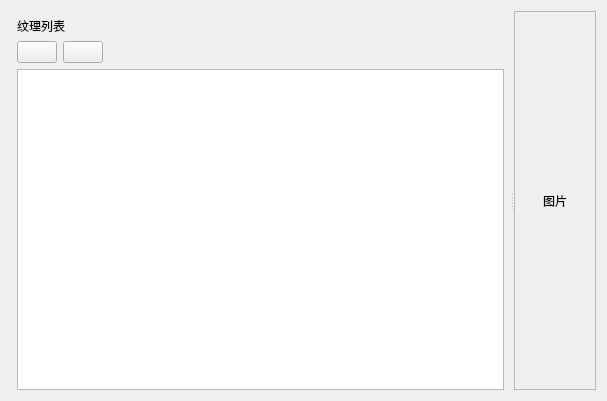
Old version of the form app/win/texture/TextureBase.ui in the repository Arkueid/unlimited-sign-works.
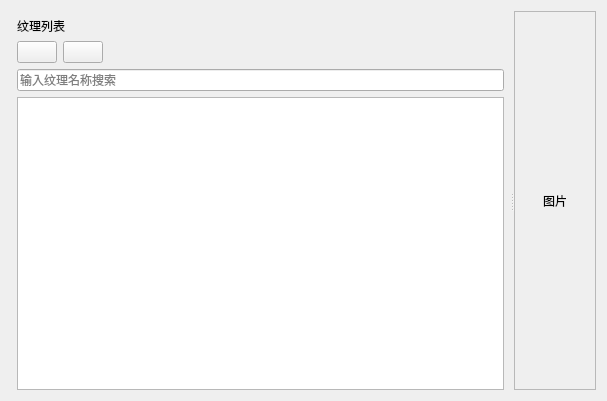
New version of the form. Icons and pictures are not drawn.

```diff
--- a/app/win/texture/TextureBase.ui
+++ b/app/win/texture/TextureBase.ui
@@ -80,6 +80,22 @@
          </item>
         </layout>
        </item>
+       <item>
+        <widget class="QLineEdit" name="searchInput">
+         <property name="frame">
+          <bool>true</bool>
+         </property>
+         <property name="dragEnabled">
+          <bool>false</bool>
+         </property>
+         <property name="placeholderText">
+          <string>输入纹理名称搜索</string>
+         </property>
+         <property name="clearButtonEnabled">
+          <bool>true</bool>
+         </property>
+        </widget>
+       </item>
        <item>
         <widget class="QListWidget" name="textureList">
          <property name="sizePolicy">
```
